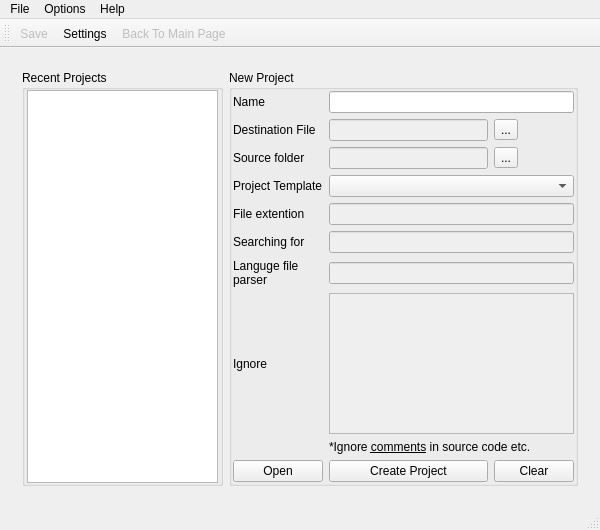
Above: ui/qi38ntranslator.ui from pussbb/Qi38nTranslator before the change. Below: the same form after it.
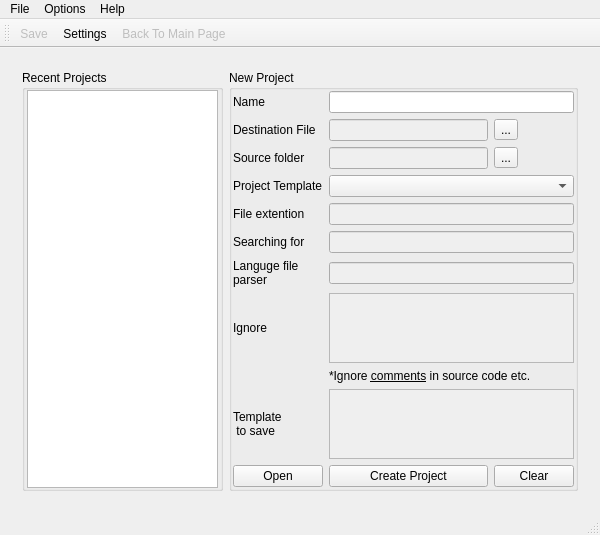
That is the form after the change. Icons and pictures are not drawn.

```diff
--- a/ui/qi38ntranslator.ui
+++ b/ui/qi38ntranslator.ui
@@ -203,7 +203,7 @@
                </property>
               </widget>
              </item>
-             <item row="12" column="2">
+             <item row="13" column="2">
               <widget class="QPushButton" name="createProject">
                <property name="enabled">
                 <bool>true</bool>
@@ -217,7 +217,7 @@
                </property>
               </widget>
              </item>
-             <item row="12" column="3">
+             <item row="13" column="3">
               <widget class="QPushButton" name="clearProjValues">
                <property name="enabled">
                 <bool>true</bool>
@@ -227,7 +227,7 @@
                </property>
               </widget>
              </item>
-             <item row="12" column="0">
+             <item row="13" column="0">
               <widget class="QPushButton" name="openProject">
                <property name="text">
                 <string>Open</string>
@@ -249,6 +249,21 @@
                </property>
               </widget>
              </item>
+             <item row="12" column="0">
+              <widget class="QLabel" name="label_14">
+               <property name="text">
+                <string>Template
+ to save</string>
+               </property>
+              </widget>
+             </item>
+             <item row="12" column="2" colspan="2">
+              <widget class="QTextEdit" name="saveTemplate">
+               <property name="enabled">
+                <bool>false</bool>
+               </property>
+              </widget>
+             </item>
             </layout>
            </item>
           </layout>
```
